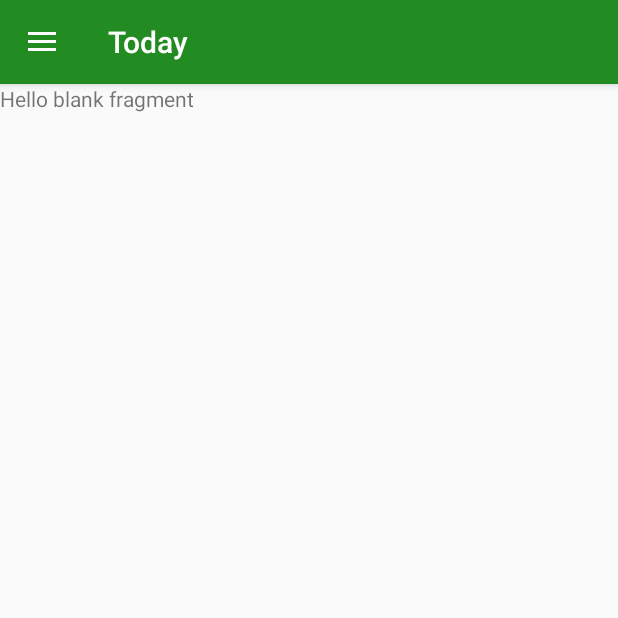
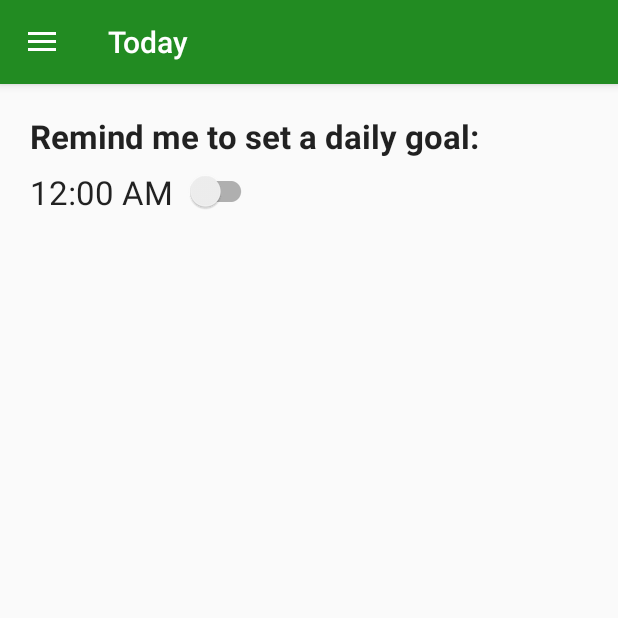
Before and after one commit to mattdietrich/Achieved, an Android app: the fragment SettingsFragment placed in its activity, on a phone screen of 412 x 824 dp, the top half of it. Run offline under Robolectric (Android 15) with nearby library versions, the phone set to English and light mode, and no system bars; 1 statement that could not run was skipped.

Commit message:
Settings UI

```diff
--- a/app/src/main/res/layout/fragment_settings.xml
+++ b/app/src/main/res/layout/fragment_settings.xml
@@ -1,9 +1,41 @@
 <FrameLayout xmlns:android="http://schemas.android.com/apk/res/android"
-    xmlns:tools="http://schemas.android.com/tools" android:layout_width="match_parent"
-    android:layout_height="match_parent" tools:context="ca.mdietr.achieved.SettingsFragment">
+    xmlns:tools="http://schemas.android.com/tools"
+    android:layout_width="match_parent"
+    android:layout_height="match_parent"
+    android:paddingLeft="@dimen/activity_horizontal_margin"
+    android:paddingRight="@dimen/activity_horizontal_margin"
+    android:paddingTop="@dimen/activity_vertical_margin"
+    android:paddingBottom="@dimen/activity_vertical_margin"
+    tools:context="ca.mdietr.achieved.SettingsFragment">
 
-    <!-- TODO: Update blank fragment layout -->
-    <TextView android:layout_width="match_parent" android:layout_height="match_parent"
-        android:text="@string/hello_blank_fragment" />
+    <GridLayout
+        android:id="@+id/grid_settings"
+        android:layout_width="match_parent"
+        android:layout_height="wrap_content"
+        android:columnCount="2"
+        android:rowCount="2"
+        android:useDefaultMargins="true">
+
+        <TextView
+            android:id="@+id/txt_settings_reminder_label"
+            android:layout_width="match_parent"
+            android:layout_height="wrap_content"
+            android:layout_columnSpan="2"
+            android:textAppearance="?android:attr/textAppearanceLarge"
+            android:textStyle="bold"
+            android:text="Remind me to set a daily goal:"/>
+
+        <TextView
+            android:id="@+id/txt_settings_reminder"
+            android:textAppearance="?android:attr/textAppearanceLarge"
+            android:text="12:00 AM"/>
+
+        <android.support.v7.widget.SwitchCompat
+            android:id="@+id/switch_settings_reminder"
+            android:layout_gravity="center_vertical"
+            android:textOn="ON"
+            android:textOff="OFF" />
+
+    </GridLayout>
 
 </FrameLayout>
```
